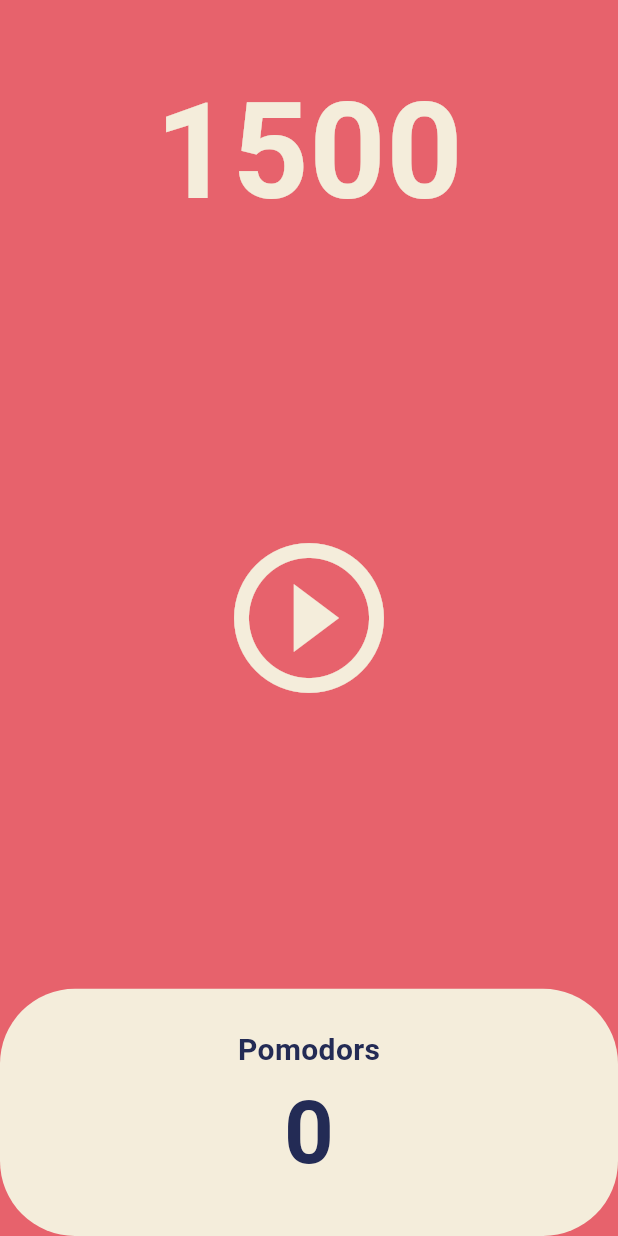
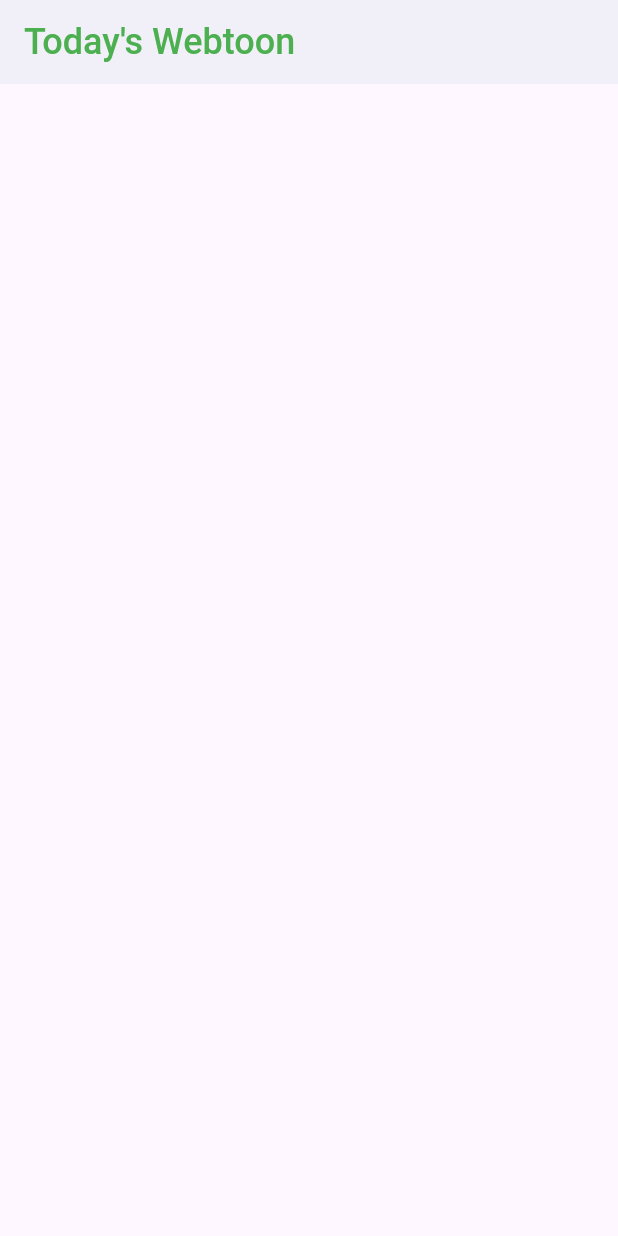
Before and after one commit to dahyun27/toonflix, a Flutter app: the screen it shows after launch, on a phone screen of 412 x 824 dp. Run offline on Flutter 3.47's test engine with Material 3 defaults, Android fonts, the phone set to English and light mode, and no system bars.

Commit message:
first commit

```diff
--- a/lib/main.dart
+++ b/lib/main.dart
@@ -10,35 +10,6 @@ class App extends StatelessWidget {
 
   @override
   Widget build(BuildContext context) {
-    return MaterialApp(
-      theme: ThemeData(
-        scaffoldBackgroundColor: Color(0xFFE7626C),
-        textTheme: TextTheme(
-          headlineSmall: TextStyle(color: Color(0xFF232B55)),
-        ),
-        cardColor: Color(0xFFF4EDDB),
-      ),
-      home: HomeScreen(),
-    );
+    return MaterialApp(home: HomeScreen());
   }
 }
-
-class MyLargeTitle extends StatefulWidget {
-  const MyLargeTitle({super.key});
-
-  @override
-  State<MyLargeTitle> createState() => _MyLargeTitleState();
-}
-
-class _MyLargeTitleState extends State<MyLargeTitle> {
-  @override
-  Widget build(BuildContext context) {
-    return Text(
-      "My Large title",
-      style: TextStyle(
-        fontSize: 30,
-        color: Theme.of(context).textTheme.titleLarge?.color,
-      ),
-    );
-  }
-}
--- a/lib/screens/home_screen.dart
+++ b/lib/screens/home_screen.dart
@@ -1,116 +1,19 @@
 import 'package:flutter/material.dart';
-import 'dart:async';
 
-class HomeScreen extends StatefulWidget {
+class HomeScreen extends StatelessWidget {
   const HomeScreen({super.key});
-
-  @override
-  State<HomeScreen> createState() => _HomeScreenState();
-}
-
-class _HomeScreenState extends State<HomeScreen> {
-  int totalSeconds = 1500;
-  bool isRunning = false;
-
-  late Timer? timer;
-
-  void onTick(timer) {
-    setState(() {
-      totalSeconds -= 1;
-    });
-  }
-
-  void onStartPressed() {
-    timer = Timer.periodic(Duration(seconds: 1), onTick);
-    setState(() {
-      isRunning = true;
-    });
-  }
-
-  void onPausePressed() {
-    timer!.cancel();
-    setState(() {
-      isRunning = false;
-    });
-  }
 
   @override
   Widget build(BuildContext context) {
     return Scaffold(
-      backgroundColor: Theme.of(context).scaffoldBackgroundColor,
-      body: Column(
-        children: [
-          Flexible(
-            fit: FlexFit.tight,
-            flex: 1,
-            child: Container(
-              alignment: Alignment.bottomCenter,
-              child: Text(
-                '$totalSeconds',
-                style: TextStyle(
-                  color: Theme.of(context).cardColor,
-                  fontSize: 89,
-                  fontWeight: FontWeight.w600,
-                ),
-              ),
-            ),
-          ),
-          Flexible(
-            fit: FlexFit.tight,
-            flex: 3,
-            child: Container(
-              child: IconButton(
-                iconSize: 120,
-                color: Theme.of(context).cardColor,
-                onPressed: isRunning ? onPausePressed : onStartPressed,
-                icon: isRunning
-                    ? Icon(Icons.pause_circle_outline)
-                    : Icon(Icons.play_circle_outline),
-              ),
-            ),
-          ),
-          Flexible(
-            fit: FlexFit.tight,
-            flex: 1,
-            child: Row(
-              children: [
-                Expanded(
-                  child: Container(
-                    decoration: BoxDecoration(
-                      color: Theme.of(context).cardColor,
-                      borderRadius: BorderRadius.circular(50),
-                    ),
-                    child: Column(
-                      mainAxisAlignment: MainAxisAlignment.center,
-                      children: [
-                        Text(
-                          "Pomodors",
-                          style: TextStyle(
-                            fontSize: 20,
-                            fontWeight: FontWeight.w600,
-                            color: Theme.of(
-                              context,
-                            ).textTheme.headlineSmall!.color,
-                          ),
-                        ),
-                        Text(
-                          '0',
-                          style: TextStyle(
-                            fontSize: 58,
-                            fontWeight: FontWeight.w600,
-                            color: Theme.of(
-                              context,
-                            ).textTheme.headlineSmall!.color,
-                          ),
-                        ),
-                      ],
-                    ),
-                  ),
-                ),
-              ],
-            ),
-          ),
-        ],
+      appBar: AppBar(
+        backgroundColor: Colors.white,
+        foregroundColor: Colors.green,
+        elevation: 4,
+        title: Text(
+          "Today's Webtoon",
+          style: TextStyle(fontSize: 24, fontWeight: FontWeight.w500),
+        ),
       ),
     );
   }
```
